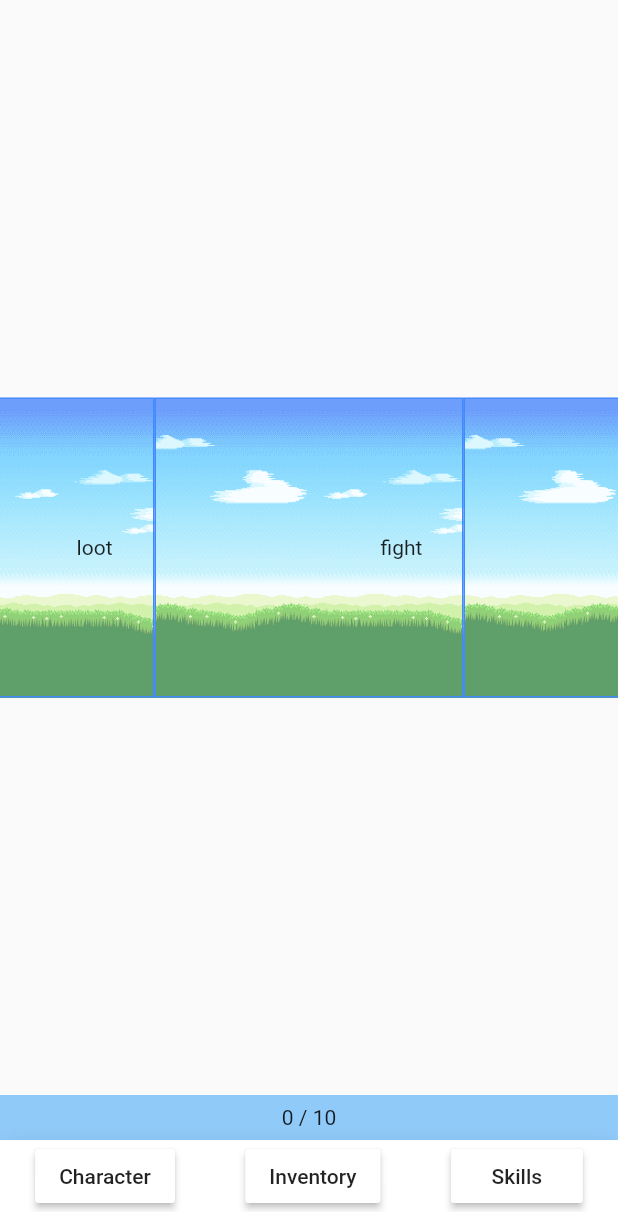
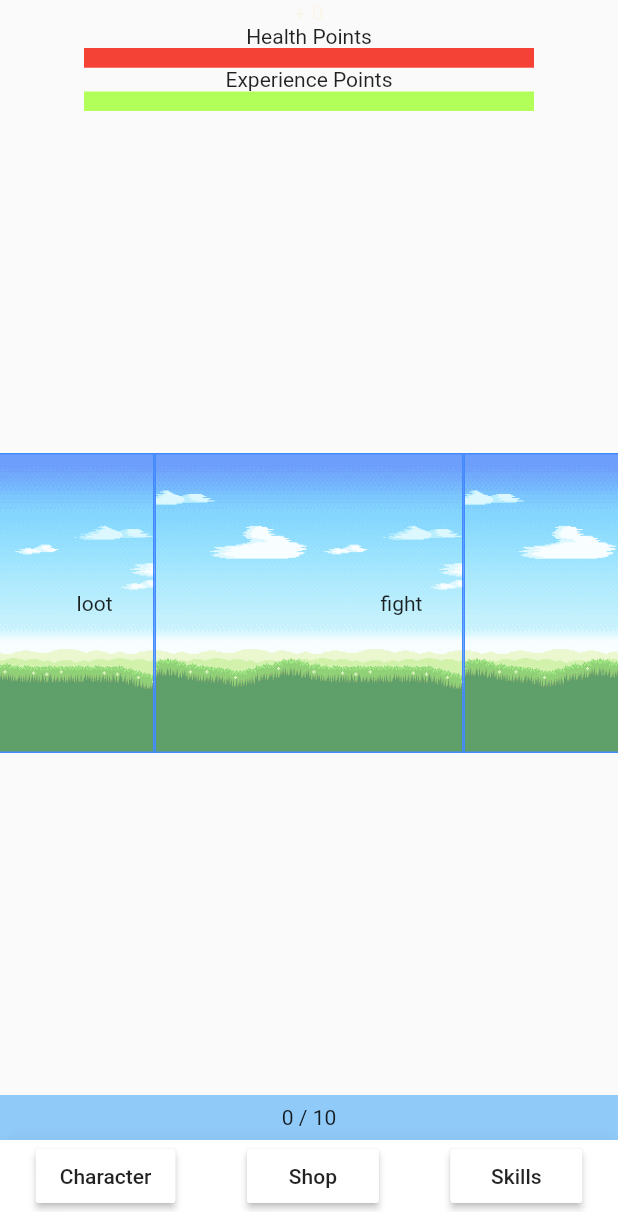
Before and after one commit to janhrastnik/lootClicker, a Flutter app: the ComplexExample screen opened directly, on a phone screen of 412 x 824 dp, the part 24-1236 px from its top. Run offline on Flutter 3.47's test engine with Material 2 defaults, Android fonts, the phone set to English and light mode, and no system bars; our stand-ins replace bloc, flutter_bloc.

Commit message:
added ontap animation and hero attributes

```diff
--- a/lib/main.dart
+++ b/lib/main.dart
@@ -7,7 +7,7 @@ import 'backdrop.dart';
 import 'package:scoped_model/scoped_model.dart';
 import 'dart:math';
 
-enum FrontPanels {characterPage, inventoryPage, skillsPage}
+enum FrontPanels {characterPage, shopPage, skillsPage}
 List eventTypes = ["loot", "fight", "puzzle"];
 double TILE_LENGTH;
 Hero hero = Hero();
@@ -42,6 +42,8 @@ class MyAppState extends State<MyApp> {
   ClickerBloc _clickerBloc;
   GoldBloc _goldBloc;
   TapAnimationBloc _tapAnimationBloc;
+  HeroHpBloc _heroHpBloc;
+  HeroExpBloc _heroExpBloc;
 
   @override
   void initState() {
@@ -49,6 +51,8 @@ class MyAppState extends State<MyApp> {
     _dungeonBloc = DungeonBloc();
     _clickerBloc = ClickerBloc(goldBloc: _goldBloc);
     _tapAnimationBloc = TapAnimationBloc();
+    _heroHpBloc = HeroHpBloc();
+    _heroExpBloc = HeroExpBloc();
     super.initState();
   }
 
@@ -65,7 +69,9 @@ class MyAppState extends State<MyApp> {
           BlocProvider<DungeonBloc>(bloc: _dungeonBloc),
           BlocProvider<ClickerBloc>(bloc: _clickerBloc),
           BlocProvider<GoldBloc>(bloc: _goldBloc),
-          BlocProvider<TapAnimationBloc>(bloc: _tapAnimationBloc)
+          BlocProvider<TapAnimationBloc>(bloc: _tapAnimationBloc),
+          BlocProvider<HeroHpBloc>(bloc: _heroHpBloc),
+          BlocProvider<HeroExpBloc>(bloc: _heroExpBloc),
         ],
         child: ComplexExample(),
       ),
@@ -78,7 +84,7 @@ class DungeonList extends StatefulWidget {
   DungeonListState createState() => DungeonListState();
 }
 
-class DungeonListState extends State<DungeonList> {
+class DungeonListState extends State<DungeonList> with TickerProviderStateMixin {
   ScrollController _scrollController = ScrollController();
   List<DungeonTile> _dungeonTiles = [
     DungeonTile(event: DungeonEvent(eventType: "loot", length: 10)),
@@ -116,31 +122,86 @@ class DungeonListState extends State<DungeonList> {
     final DungeonBloc _dungeonBloc = BlocProvider.of<DungeonBloc>(context);
     final ClickerBloc _clickerBloc = BlocProvider.of<ClickerBloc>(context);
     final GoldBloc _goldBloc = BlocProvider.of<GoldBloc>(context);
+    final HeroHpBloc _heroHpBloc = BlocProvider.of<HeroHpBloc>(context);
+    final HeroExpBloc _heroExpBloc = BlocProvider.of<HeroExpBloc>(context);
     final TapAnimationBloc _tapAnimationBloc = BlocProvider.of<TapAnimationBloc>(context);
+    final tapAnimationController = AnimationController(vsync: this, duration: Duration(milliseconds: 500));
+    final tapAnimation = Tween(begin: 1.0, end: 0.0).animate(tapAnimationController);
+    final goldAnimationController = AnimationController(vsync: this, duration: Duration(seconds: 2));
+    final goldAnimation = Tween(begin: 1.0, end: 0.0).animate(goldAnimationController);
     return Scaffold(
       body: Stack(
         children: <Widget>[
           GestureDetector(
             onTap: () {
               if (!isScrolling) {
-                _clickerBloc.dispatch(_dungeonTiles[1].event);
+                _clickerBloc.dispatch(_dungeonTiles);
               }
             },
-            onTapDown: (TapDownDetails details) {
-              List<dynamic> data = _onTapDown(details);
-              dynamic event = _dungeonTiles[1].event.eventType;
-              data.add(event);
-              _tapAnimationBloc.dispatch(data);
+            onTapUp: (TapUpDetails details) {
+              if (!isScrolling) {
+                tapAnimationController.reset();
+                List<dynamic> data = _onTapUp(details);
+                dynamic event = _dungeonTiles[1].event.eventType;
+                data.add(event);
+                _tapAnimationBloc.dispatch(data);
+              }
             },
             child: Column(
               children: <Widget>[
                 BlocBuilder(
                     bloc: _goldBloc,
-                    builder: (BuildContext context, int gold) {
-                      hero.gold = gold;
-                      return Text("Gold: " + gold.toString());
+                    builder: (BuildContext context, int newGold) {
+                      goldAnimationController.reset();
+                      goldAnimationController.forward();
+                      hero.gold = hero.gold + newGold;
+                      return Column(
+                        children: <Widget>[
+                          Text("Gold: " + hero.gold.toString()),
+                          FadeTransition(
+                            opacity: goldAnimation,
+                            child: Text("+ " + newGold.toString(), style: TextStyle(color: Colors.amber),),
+                          )
+                        ],
+                      );
                     }
                 ),
+                BlocBuilder(
+                    bloc: _heroHpBloc,
+                    builder: (BuildContext context, double value) {
+                      return Column(
+                        children: <Widget>[
+                          Text("Health Points"),
+                          Container(
+                            width: 300.0,
+                            height: 13.0,
+                            child: LinearProgressIndicator(
+                              value: value,
+                              valueColor: AlwaysStoppedAnimation<Color>(Colors.red),
+                              backgroundColor: Colors.redAccent,
+                            ),
+                          )
+                        ],
+                      );
+                }),
+                BlocBuilder(
+                    bloc: _heroExpBloc,
+                    builder: (BuildContext context, double value) {
+                      return Column(
+                        children: <Widget>[
+                          Text("Experience Points"),
+                          Container(
+                            width: 300.0,
+                            height: 13.0,
+                            child: LinearProgressIndicator(
+                              value: value,
+                              valueColor: AlwaysStoppedAnimation<Color>(Colors.lightGreen),
+                              backgroundColor: Colors.lightGreenAccent,
+                            ),
+                          )
+                        ],
+                      );
+                    }),
                 Expanded(
                   child: BlocBuilder(
                     bloc: _dungeonBloc,
@@ -197,16 +258,15 @@ class DungeonListState extends State<DungeonList> {
               bloc: _tapAnimationBloc,
               builder: (BuildContext context, List tapData) {
                 if (tapData.length == 3) {
+                  tapAnimationController.forward();
+                  print(tapData[2]);
                   return Positioned(
                       left: tapData[0],
                       top: tapData[1],
-                      child: Container(
-                        width: 20.0,
-                        height: 20.0,
-                        padding: EdgeInsets.only(left: tapData[0], top: tapData[1]),
-                        color: Colors.grey,
-                        child: Text(tapData[2].toString()),
-                      )
+                      child: FadeTransition(
+                        opacity: tapAnimation,
+                        child: Text("+ " + tapData[2].toString()),
+                      ),
                   );
                 } else {
                   return Container(child: null);
@@ -228,8 +288,8 @@ class FrontPanelModel extends Model {
   Widget get activePanel {
     if (_activePanel == FrontPanels.characterPage) {
       return CharacterScreen();
-    } else if (_activePanel == FrontPanels.inventoryPage) {
-      return InventoryScreen();
+    } else if (_activePanel == FrontPanels.shopPage) {
+      return ShopScreen();
     } else if (_activePanel == FrontPanels.skillsPage) {
       return SkillsScreen();
     }
@@ -324,18 +384,18 @@ class MenuRowState extends State<MenuRow> {
         ScopedModelDescendant<FrontPanelModel>(
           rebuildOnChange: false,
           builder: (context, _, model) => MaterialButton(
-            color: model._activePanel == FrontPanels.inventoryPage &&
+            color: model._activePanel == FrontPanels.shopPage &&
                 widget.frontPanelOpen.value ?
             Colors.lightGreenAccent :
             Colors.white,
-            child: Text("Inventory"),
+            child: Text("Shop"),
             onPressed: () {
-              if (widget.frontPanelOpen.value == true && model._activePanel == FrontPanels.inventoryPage) {
+              if (widget.frontPanelOpen.value == true && model._activePanel == FrontPanels.shopPage) {
                 toggleBackdropPanelVisibility(widget.frontPanelOpen.value);
                 isMenu = false;
               }  else {
                 isMenu = true;
-                model.activate(FrontPanels.inventoryPage);
+                model.activate(FrontPanels.shopPage);
                 widget.frontPanelOpen.value = true;
               }
             },
@@ -372,10 +432,10 @@ class CharacterScreen extends StatelessWidget {
       Container(color: Colors.teal, child: Center(child: Text('CharacterScreen')));
 }
 
-class InventoryScreen extends StatelessWidget {
+class ShopScreen extends StatelessWidget {
   @override
   Widget build(BuildContext context) =>
-      Container(color: Colors.lime, child: Center(child: Text('InventoryScreen')));
+      Container(color: Colors.lime, child: Center(child: Text('ShopScreen')));
 }
 
 class SkillsScreen extends StatelessWidget {
@@ -431,6 +491,7 @@ class DungeonEvent {
 class Hero {
   int gold;
   int hp;
+  int hpCap;
   int attack;
   int looting;
   int intelligence;
@@ -438,20 +499,24 @@ class Hero {
   int expCap;
   List skills;
   List inventory;
+  Enemy enemy;
 
   Hero({this.gold = 0,
     this.hp = 100,
+    this.hpCap = 100,
     this.attack = 1,
     this.intelligence = 1,
     this.looting = 1,
     this.exp = 0,
     this.expCap = 100,
     this.skills,
-    this.inventory
+    this.inventory,
+    this.enemy
   });
 }
 
 DungeonTile generateDungeon() {
+  int randomRange(int min, int max) => min + Random().nextInt(max - min);
   int dungeonType = Random().nextInt(eventTypes.length);
   int lootAmount = randomRange(1, 10);
   int length = randomRange(10, 20);
@@ -459,14 +524,26 @@ DungeonTile generateDungeon() {
   return DungeonTile(event: DungeonEvent(eventType: eventTypes[dungeonType], length: length, loot: lootAmount));
 }
 
-int randomRange(int min, int max) => min + Random().nextInt(max - min);
-
 void levelUp() {
   // TODO
 }
 
-_onTapDown(TapDownDetails details) {
+_onTapUp(TapUpDetails details) {
     var x = details.globalPosition.dx;
     var y = details.globalPosition.dy;
     return <dynamic>[x, y];
 }
+
+class Enemy {
+  int hp;
+  int expValue;
+  int attack;
+
+  Enemy({
+    this.hp,
+    this.expValue,
+    this.attack
+  });
+}
+
+Enemy rat = Enemy(hp: 10, expValue: 5, attack: 1);
```
Also changed, not shown: lib/clickerbloc.dart (+29 -22 lines).
